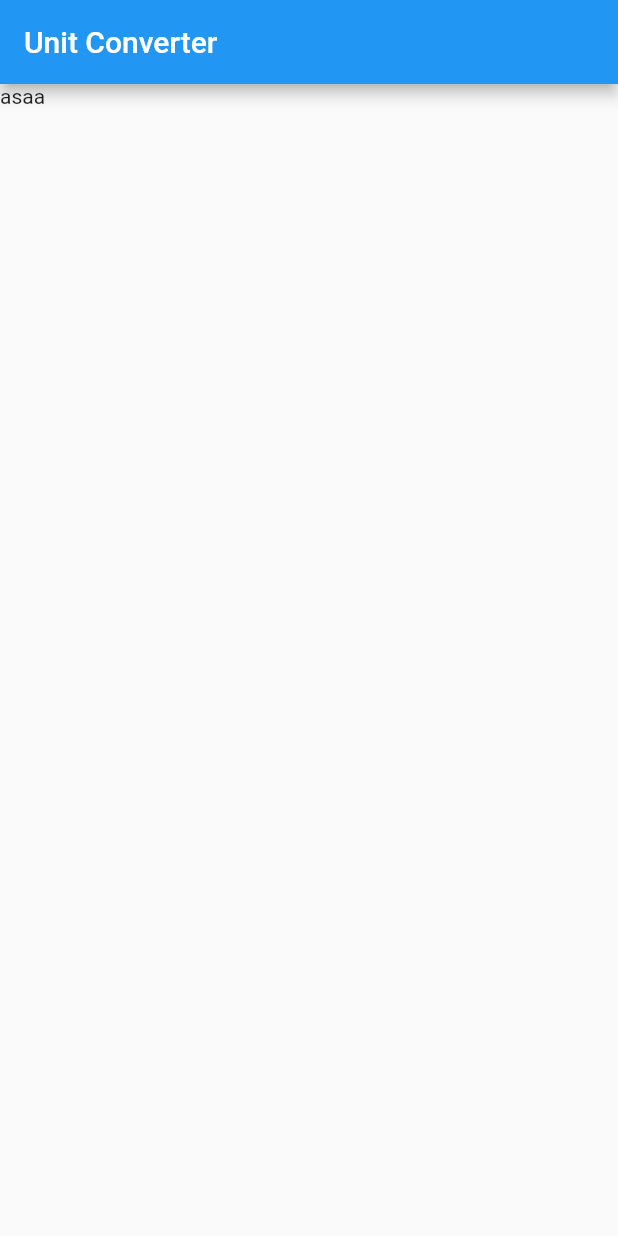
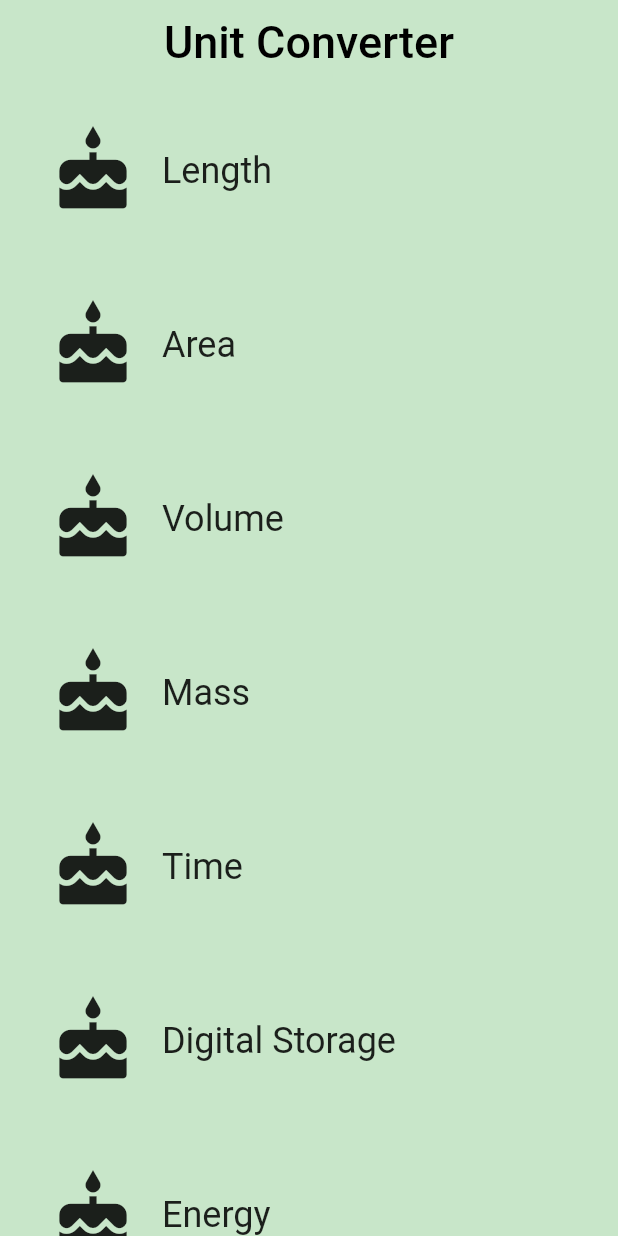
Before and after one commit to A-Hayashi/udacityFlutterTutorial, a Flutter app: the screen it shows after launch, on a phone screen of 412 x 824 dp. Run offline on Flutter 3.47's test engine with Material 2 defaults, Android fonts, the phone set to English and light mode, and no system bars.

Commit message:
クイズ完了

```diff
--- a/15Quiz/lib/category_route.dart
+++ b/15Quiz/lib/category_route.dart
@@ -26,17 +26,51 @@ class CategoryRoute extends StatelessWidget {
     Colors.red,
   ];
 
+  const CategoryRoute({Key? key}) : super(key: key);
+
+  Widget _buildCategoryWidgets(List<Widget> categories) {
+    return ListView.builder(
+      itemBuilder: (BuildContext contect, int index) => categories[index],
+      itemCount: categories.length,
+    );
+  }
+
   @override
   Widget build(BuildContext context) {
     final categories = <MyCategory>[];
 
+    for (var i = 0; i < _categoryNames.length; i++) {
+      categories.add(
+        MyCategory(
+          caterogyName: _categoryNames[i],
+          categoryColor: _baseColors[i] as ColorSwatch,
+          categoryIcon: Icons.cake,
+        ),
+      );
+    }
+
+    final listView = Container(
+      color: _backgroundColor,
+      padding: const EdgeInsets.symmetric(horizontal: 8),
+      child: _buildCategoryWidgets(categories),
+    );
+
     final appBar = AppBar(
-      title: Text('Unit Converter'),
+      elevation: 0,
+      title: const Text(
+        'Unit Converter',
+        style: TextStyle(
+          color: Colors.black,
+          fontSize: 30,
+        ),
+      ),
+      centerTitle: true,
+      backgroundColor: _backgroundColor,
     );
 
     return Scaffold(
       appBar: appBar,
-      body: Text('asaa'),
+      body: listView,
     );
   }
 }
--- a/15Quiz/lib/main.dart
+++ b/15Quiz/lib/main.dart
@@ -1,11 +1,6 @@
 import 'package:flutter/foundation.dart';
 import 'package:flutter/material.dart';
-
 import 'category_route.dart';
-
-const _categoryName = 'Cake';
-const _categoryIcon = Icons.cake;
-const _categoryColor = Colors.green;
 
 void main() {
   runApp(const UnitConverterApp());
@@ -16,7 +11,7 @@ class UnitConverterApp extends StatelessWidget {
 
   @override
   Widget build(BuildContext context) {
-    return MaterialApp(
+    return const MaterialApp(
       debugShowCheckedModeBanner: false,
       title: 'Unit Converter',
       home: CategoryRoute(),
```
